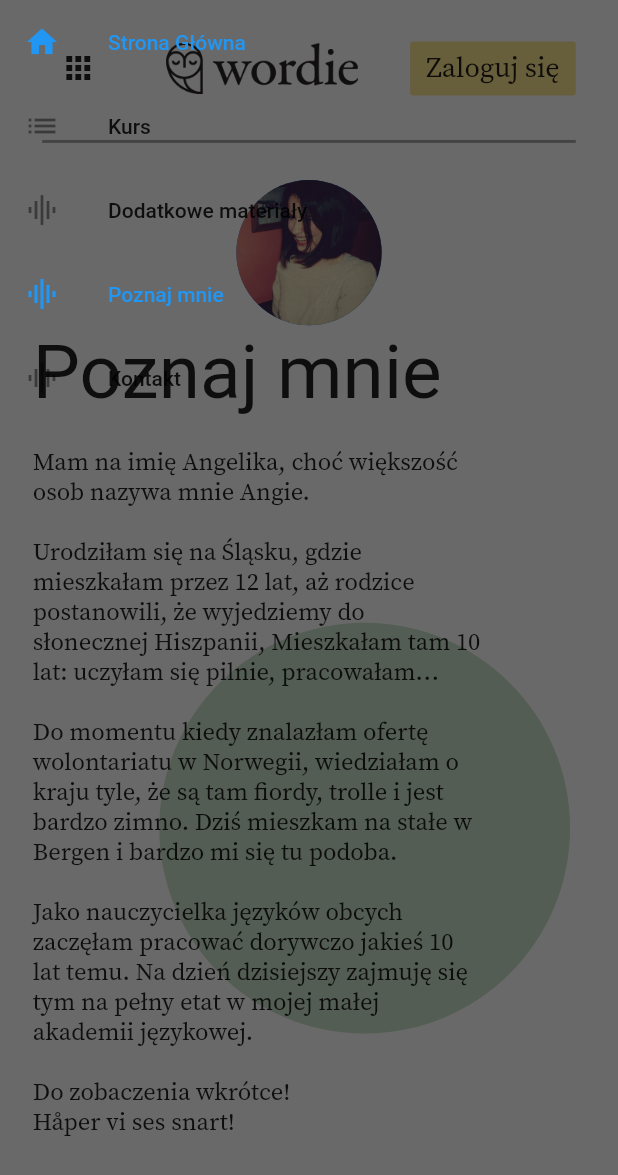
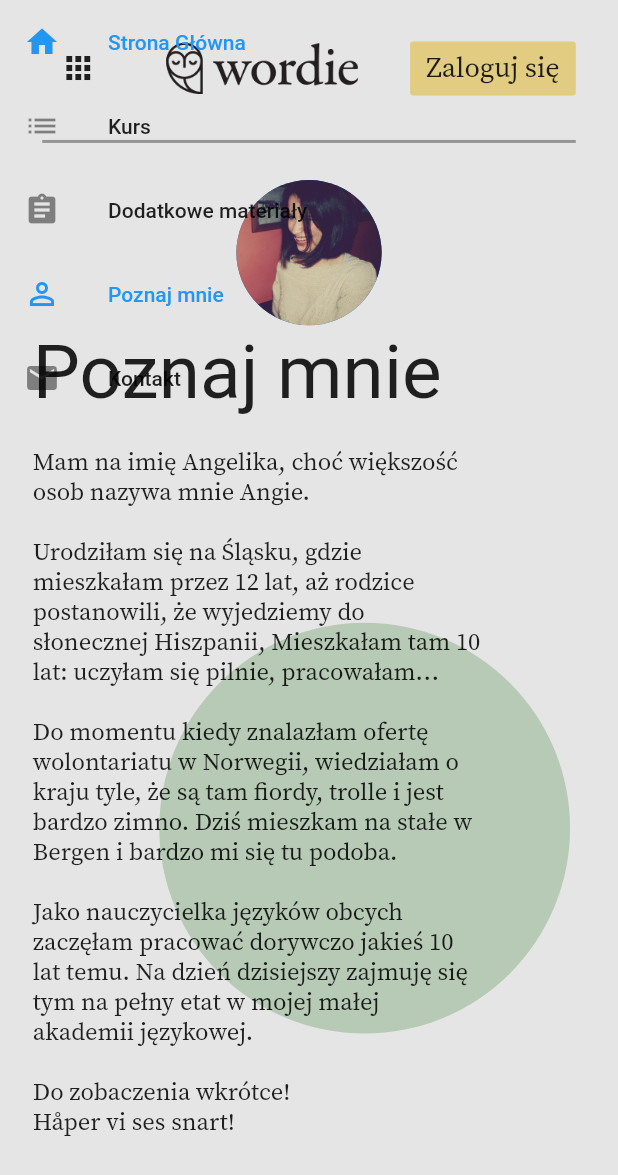
Before and after one commit to McTonderski/Wordie, a Flutter app: the screen it shows after launch, with the side drawer open, on a phone screen of 412 x 824 dp. Shown: the top 1175 px of the screen. Run offline on Flutter 3.47's test engine with Material 2 defaults, Android fonts, the phone set to English and light mode, and no system bars.

Commit message:
changed tint color of the drawer

```diff
--- a/lib/views/Contact_Page.dart
+++ b/lib/views/Contact_Page.dart
@@ -15,6 +15,7 @@ class ContactPage extends StatefulWidget{
 class _ContactState extends State<ContactPage>{
   Widget build(BuildContext context){
     return Scaffold(
+      drawerScrimColor: Colors.transparent,
       appBar: NavBarWordie(title: Text('Wordie'), widgets: <Widget>[],),
       body: SizedBox(
         height: MediaQuery.of(context).size.height,
--- a/lib/views/about_me_view.dart
+++ b/lib/views/about_me_view.dart
@@ -30,6 +30,7 @@ class AboutMeView extends StatelessWidget{
     double width_ratio = MediaQuery.of(context).size.width/WINDOW_WIDTH;
 
     return Scaffold(
+      drawerScrimColor: Colors.transparent,
       backgroundColor: primaryBackgroundColor,
       appBar: NavBarWordie(title: Text('Wordie'), widgets: <Widget>[],),
       drawer: DrawerItemList(),
--- a/lib/widgets/drawer_widget.dart
+++ b/lib/widgets/drawer_widget.dart
@@ -55,7 +55,7 @@ class DrawerItemList extends StatelessWidget {
           ),
           ListTile(
             title: Text('Dodatkowe materiały'),
-            leading: Icon(Icons.graphic_eq),
+            leading: Icon(Icons.assignment),
             selected: currentRoute == AddonPage.routeName,
             onTap: () {
               if (currentRoute == AddonPage.routeName) return;
@@ -68,7 +68,7 @@ class DrawerItemList extends StatelessWidget {
           ),
           ListTile(
             title: Text('Poznaj mnie'),
-            leading: Icon(Icons.graphic_eq),
+            leading: Icon(Icons.person_outline),
             selected: currentRoute == AboutMeView.routeName,
             onTap: () {
               if (currentRoute == AboutMeView.routeName) return;
@@ -81,7 +81,7 @@ class DrawerItemList extends StatelessWidget {
           ),
           ListTile(
             title: Text('Kontakt'),
-            leading: Icon(Icons.graphic_eq),
+            leading: Icon(Icons.mail),
             selected: currentRoute == ContactPage.routeName,
             onTap: () {
               if (currentRoute == ContactPage.routeName) return;
```
